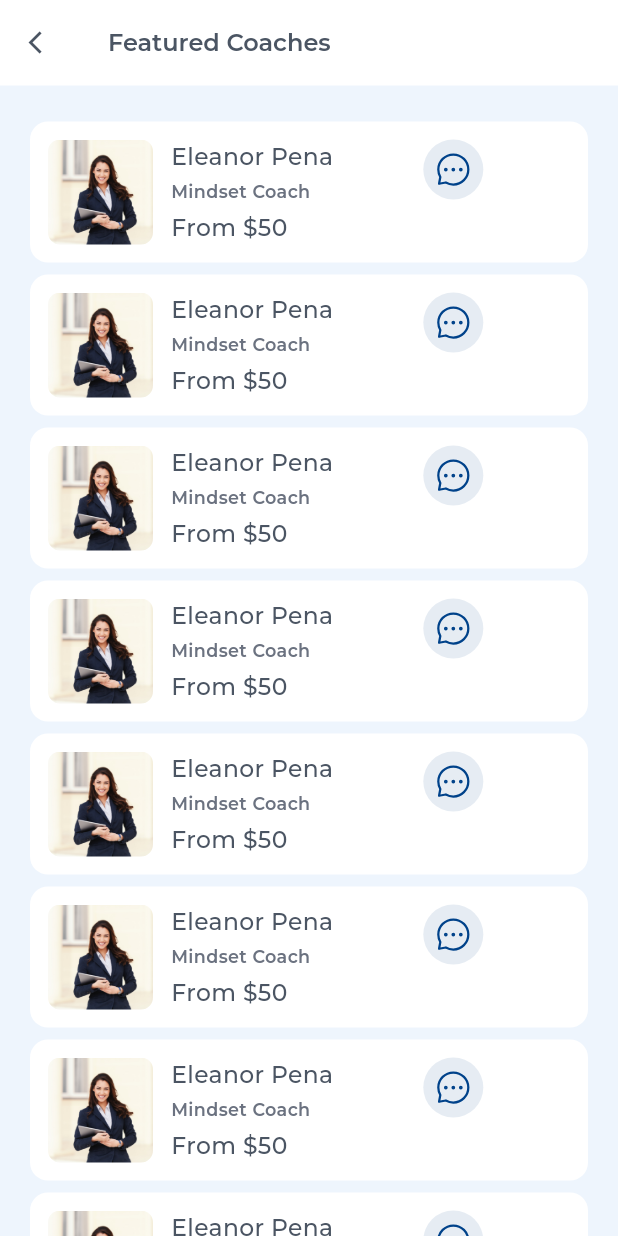
After one commit to MdLimon123/Find-A-Coach, a Flutter app: the ClientFeaturedCoachScreen screen opened directly, on a phone screen of 412 x 824 dp. The commit adds this screen. Run offline on Flutter 3.47's test engine with Material 3 defaults, Android fonts, the phone set to English and light mode, and no system bars; our stand-ins replace flutter_otp_text_field, flutter_screenutil, flutter_spinkit, flutter_svg, get, image_cropper and 3 more; accounts and stored records are empty; project files that could hold a hidden picture were left out.

Commit message:
complete feature screen

```diff
--- /dev/null
+++ b/lib/views/screen/ClientFlow/ClientHome/AllSubScreen/client_featured_coach_screen.dart
@@ -0,0 +1,93 @@
+import 'package:find_me_a_coach/utils/app_colors.dart';
+import 'package:find_me_a_coach/utils/style.dart';
+import 'package:find_me_a_coach/views/base/custom_appbar.dart';
+import 'package:flutter/material.dart';
+import 'package:flutter_svg/flutter_svg.dart';
+
+class ClientFeaturedCoachScreen extends StatefulWidget {
+  const ClientFeaturedCoachScreen({super.key});
+
+  @override
+  State<ClientFeaturedCoachScreen> createState() => _ClientFeaturedCoachScreenState();
+}
+
+class _ClientFeaturedCoachScreenState extends State<ClientFeaturedCoachScreen> {
+  @override
+  Widget build(BuildContext context) {
+    return Scaffold(
+      backgroundColor: AppColors.backgroundColor,
+      appBar: CustomAppbar(title: "Featured Coaches"),
+      body: ListView.separated(
+        physics: AlwaysScrollableScrollPhysics(),
+        padding: EdgeInsets.symmetric(horizontal: 20, vertical: 24),
+          itemBuilder: (context, index){
+            return Container(
+                width: double.infinity,
+                padding: EdgeInsets.all(12),
+                decoration: BoxDecoration(
+                    color: AppColors.textColor,
+                    borderRadius: BorderRadius.circular(12)
+                ),
+                child: Row(
+                  mainAxisAlignment: MainAxisAlignment.start,
+                  crossAxisAlignment: CrossAxisAlignment.start,
+                  children: [
+                    Container(
+                      height: 70,
+                      width: 70,
+                      decoration: BoxDecoration(
+                          borderRadius: BorderRadius.circular(8),
+                          image: DecorationImage(image: AssetImage('assets/images/person.jpg'),
+                              fit: BoxFit.cover)
+                      ),
+                    ),
+                    SizedBox(width: 12,),
+                    Row(
+                      mainAxisAlignment: MainAxisAlignment.start,
+                      crossAxisAlignment: CrossAxisAlignment.start,
+                      children: [
+                        Column(
+                          mainAxisAlignment: MainAxisAlignment.start,
+                          crossAxisAlignment: CrossAxisAlignment.start,
+                          children: [
+                            Text("Eleanor Pena",
+                              style: AppStyles.h3(
+                                  color: AppColors.bigTextColor
+                              ),),
+                            SizedBox(height: 4,),
+                            Text("Mindset Coach",
+                              style: AppStyles.h5(
+                                  color: Color(0xFF6B7280)
+                              ),),
+                            SizedBox(height: 4,),
+                            Text("From \$50",
+                                style: AppStyles.h3(
+                                    color: AppColors.bigTextColor
+                                ))
+                          ],
+                        ),
+
+                        SizedBox(width: 60,),
+                        Container(
+                          height: 40,
+                          width: 40,
+                          decoration: BoxDecoration(
+                            color: Color(0xFFE6ECF3),
+                            shape: BoxShape.circle,
+                          ),
+                          child: Padding(
+                            padding: const EdgeInsets.all(8.0),
+                            child: SvgPicture.asset('assets/icons/message.svg'),
+                          ),
+                        )
+                      ],
+                    )
+                  ],
+                )
+            );
+          },
+          separatorBuilder: (_,index)=> SizedBox(height: 8,),
+          itemCount: 10),
+    );
+  }
+}
--- a/lib/views/screen/ClientFlow/ClientHome/client_home_screen.dart
+++ b/lib/views/screen/ClientFlow/ClientHome/client_home_screen.dart
@@ -2,8 +2,10 @@ import 'package:find_me_a_coach/utils/app_colors.dart';
 import 'package:find_me_a_coach/utils/style.dart';
 import 'package:find_me_a_coach/views/base/client_bottom_menu..dart';
 import 'package:find_me_a_coach/views/base/custom_text_field.dart';
+import 'package:find_me_a_coach/views/screen/ClientFlow/ClientHome/AllSubScreen/client_featured_coach_screen.dart';
 import 'package:flutter/material.dart';
 import 'package:flutter_svg/flutter_svg.dart';
+import 'package:get/get.dart';
 class ClientHomeScreen extends StatefulWidget {
   const ClientHomeScreen({super.key});
 
@@ -266,7 +268,11 @@ class _ClientHomeScreenState extends State<ClientHomeScreen> {
                   color: AppColors.bigTextColor
                 ),),
                 Spacer(),
-                SvgPicture.asset('assets/icons/arrow_right.svg')
+                InkWell(
+                  onTap: (){
+                    Get.to(()=> ClientFeaturedCoachScreen());
+                  },
+                    child: SvgPicture.asset('assets/icons/arrow_right.svg'))
               ],
             ),
             SizedBox(height: 10,),
```
